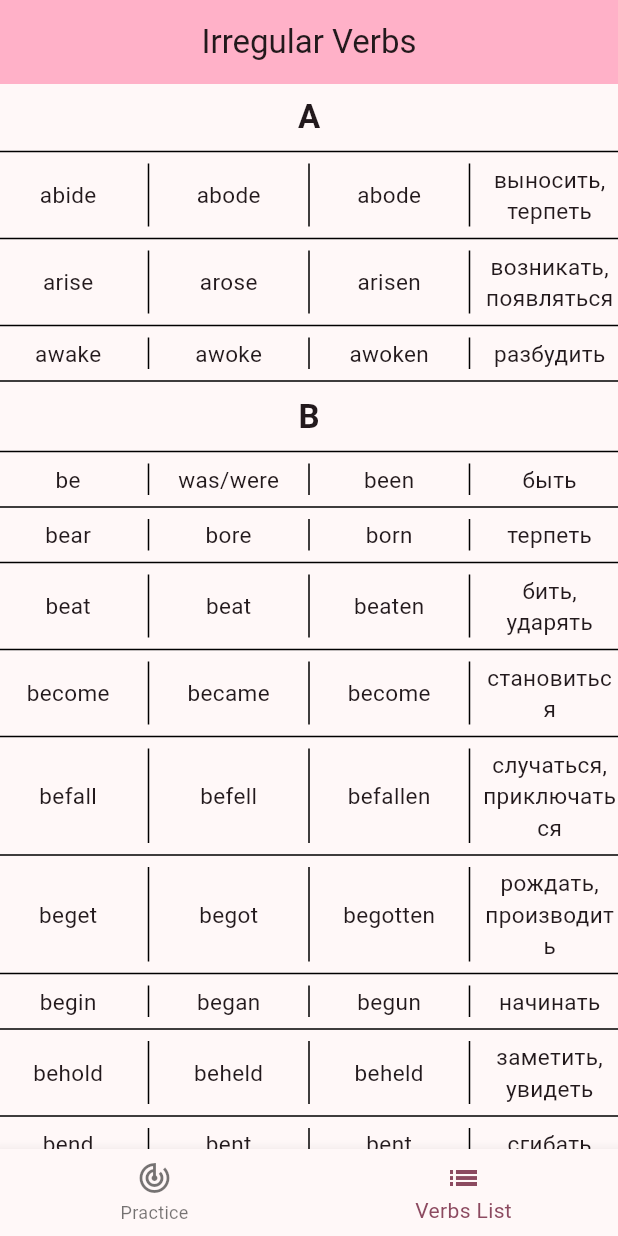
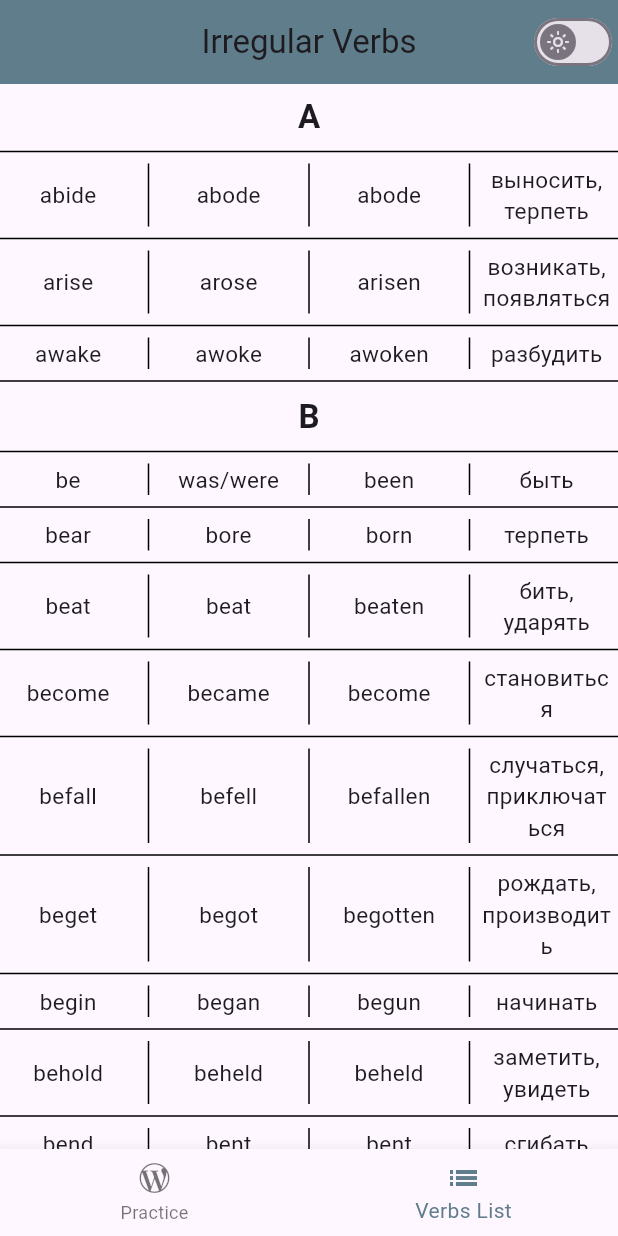
Before and after one commit to MatveevYasha/irregular-verbs, a Flutter app: the screen it shows after launch, item 2 of the bottom bar chosen, on a phone screen of 412 x 824 dp. Run offline on Flutter 3.47's test engine with Material 3 defaults, Android fonts, the phone set to English and light mode, and no system bars; our stand-ins replace flutter_bloc.

Commit message:
Add simple theme Add icon

```diff
--- a/lib/ui/app.dart
+++ b/lib/ui/app.dart
@@ -11,7 +11,7 @@ class App extends StatelessWidget {
   Widget build(BuildContext context) {
     return MaterialApp(
       theme: ThemeData(
-        colorScheme: ColorScheme.fromSeed(seedColor: Colors.black26),
+        colorScheme: ColorScheme.fromSeed(seedColor: Colors.blueGrey),
         useMaterial3: true,
       ),
       home: BlocProvider(
--- a/lib/ui/pages/main_page/widgets/common/text_widget.dart
+++ b/lib/ui/pages/main_page/widgets/common/text_widget.dart
@@ -14,10 +14,14 @@ class TextWidget extends StatelessWidget {
 
   @override
   Widget build(BuildContext context) => Expanded(
+        flex: 2,
         child: Row(
           children: [
             if (number != 4)
               Expanded(
+                child: FittedBox(
+                  child: Padding(
+                    padding: const EdgeInsets.only(left: 12),
                     child: Text(
                       number.toString(),
                       style: TextStyle(
@@ -26,6 +30,8 @@ class TextWidget extends StatelessWidget {
                         color: Colors.grey[300],
                       ),
                       textAlign: TextAlign.end,
+                    ),
+                  ),
                 ),
               ),
             Expanded(
--- a/lib/ui/pages/main_page/widgets/list_of_verbs/list_of_verbs.dart
+++ b/lib/ui/pages/main_page/widgets/list_of_verbs/list_of_verbs.dart
@@ -15,9 +15,37 @@ class ListOfVerbs extends StatefulWidget {
 }
 
 class _ListOfVerbsState extends State<ListOfVerbs> {
+  final ValueNotifier<bool> _hasShowScrollButton = ValueNotifier<bool>(false);
+  final ScrollController _controller = ScrollController();
+
+  @override
+  void initState() {
+    super.initState();
+    _controller.addListener(_listener);
+  }
+
+  void _listener() {
+    if (_controller.offset > 2200) {
+      _hasShowScrollButton.value = true;
+    } else {
+      _hasShowScrollButton.value = false;
+    }
+  }
+
+  void _scrollUp() {
+    _controller.animateTo(
+      _controller.position.minScrollExtent,
+      duration: const Duration(milliseconds: 500),
+      curve: Curves.fastOutSlowIn,
+    );
+  }
+
   @override
   Widget build(BuildContext context) {
-    return ListView.builder(
+    return Stack(
+      children: [
+        ListView.builder(
+          controller: _controller,
           itemCount: widget.listOfVerbs.length,
           itemBuilder: (context, index) {
             final verb = widget.listOfVerbs[index];
@@ -47,7 +75,11 @@ class _ListOfVerbsState extends State<ListOfVerbs> {
                       const VerticalDivider(color: Colors.black, thickness: 1),
                       Expanded(child: _Text(title: verb.pastParticiple)),
                       const VerticalDivider(color: Colors.black, thickness: 1),
-                  Expanded(child: _Text(title: verb.translation)),
+                      Expanded(
+                          child: Padding(
+                        padding: const EdgeInsets.only(right: 4),
+                        child: _Text(title: verb.translation),
+                      )),
                     ],
                   ),
                 ),
@@ -55,7 +87,33 @@ class _ListOfVerbsState extends State<ListOfVerbs> {
               ],
             );
           },
+        ),
+        ValueListenableBuilder<bool>(
+          valueListenable: _hasShowScrollButton,
+          builder: (context, value, child) {
+            return (value)
+                ? Positioned(
+                    right: 20,
+                    bottom: 20,
+                    child: FloatingActionButton(
+                      onPressed: _scrollUp,
+                      child: const Icon(
+                        Icons.arrow_circle_up_rounded,
+                        size: 32,
+                      ),
+                    ),
+                  )
+                : const SizedBox.shrink();
+          },
+        ),
+      ],
     );
+  }
+
+  @override
+  void dispose() {
+    _controller.dispose();
+    super.dispose();
   }
 }
 
--- a/lib/ui/pages/main_page/widgets/practice/practice.dart
+++ b/lib/ui/pages/main_page/widgets/practice/practice.dart
@@ -59,7 +59,7 @@ class Practise extends StatelessWidget {
                   title: verb!.translation,
                   wordNumber: count,
                 ),
-                const SizedBox(height: 100),
+                const Spacer(flex: 1)
               ],
             ),
       Positioned(
@@ -83,6 +83,7 @@ class Practise extends StatelessWidget {
                     count: count,
                   ));
                 },
+                child: const Icon(Icons.workspaces_outline),
               ),
       ),
     ]);
--- a/lib/ui/pages/scoup/scoup.dart
+++ b/lib/ui/pages/scoup/scoup.dart
@@ -10,27 +10,41 @@ class Scoup extends StatefulWidget {
 }
 
 class _ScoupState extends State<Scoup> {
+  bool _isDarkTheme = false;
   int _selectedIndex = 0;
 
-  void _onItemTapped(int index) {
-    setState(() {
-      _selectedIndex = index;
-    });
-  }
+  void _onItemTapped(int index) => setState(() => _selectedIndex = index);
+
+  final MaterialStateProperty<Icon?> _thumbIcon = MaterialStateProperty.resolveWith<Icon?>(
+    (Set<MaterialState> states) {
+      if (states.contains(MaterialState.selected)) return const Icon(Icons.dark_mode_outlined);
+
+      return const Icon(Icons.light_mode_outlined);
+    },
+  );
 
   @override
   Widget build(BuildContext context) {
-    return Scaffold(
+    return Theme(
+      data: _isDarkTheme ? ThemeData.dark() : ThemeData.light(),
+      child: Scaffold(
         appBar: AppBar(
-        backgroundColor: Theme.of(context).colorScheme.inversePrimary,
+          backgroundColor: Colors.blueGrey,
           title: const Text('Irregular Verbs'),
           centerTitle: true,
+          actions: [
+            Switch(
+              thumbIcon: _thumbIcon,
+              value: _isDarkTheme,
+              onChanged: (bool value) => setState(() => _isDarkTheme = value),
+            ),
+          ],
         ),
         body: widget.child[_selectedIndex],
         bottomNavigationBar: BottomNavigationBar(
           items: const <BottomNavigationBarItem>[
             BottomNavigationBarItem(
-            icon: Icon(Icons.track_changes_outlined),
+              icon: Icon(Icons.wordpress),
               label: 'Practice',
             ),
             BottomNavigationBarItem(
@@ -39,8 +53,9 @@ class _ScoupState extends State<Scoup> {
             ),
           ],
           currentIndex: _selectedIndex,
-        selectedItemColor: Theme.of(context).colorScheme.primary,
+          selectedItemColor: Colors.blueGrey,
           onTap: _onItemTapped,
+        ),
       ),
     );
   }
```
Also changed, not shown: pubspec.yaml (+7 -33 lines), assets/app_icon/app_icon.png (added), pubspec.lock, 27 other files. Lines whose indentation alone changed are shown as unchanged.
